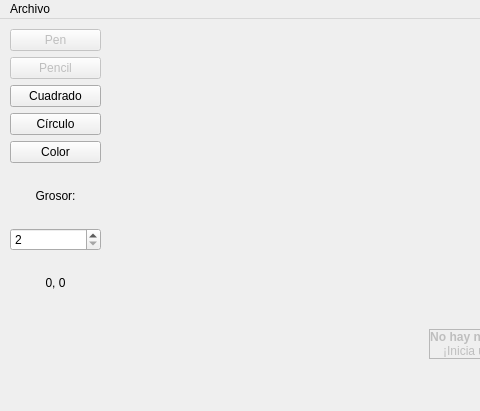
Dcastroe10/Proyecto_2_Datos_II, file PaintPlusPlus/mainwindow.ui: the form before one commit; both pictures show x 0 to 480 and y 0 to 411 of the 932 by 693 pixel window.
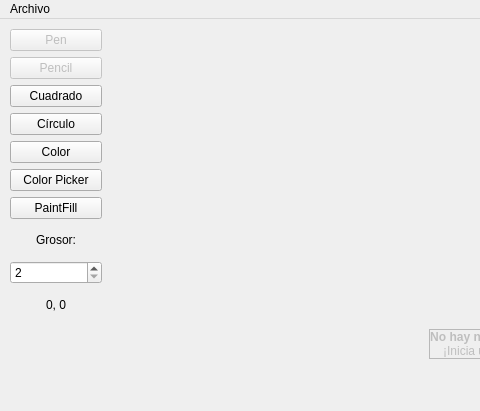
The form after the commit. Custom widgets are drawn as their Qt base class.

Commit message: Color picker, bfs

```diff
--- a/PaintPlusPlus/mainwindow.ui
+++ b/PaintPlusPlus/mainwindow.ui
@@ -63,25 +63,18 @@
      <rect>
       <x>10</x>
       <y>10</y>
-      <width>91</width>
-      <height>280</height>
+      <width>92</width>
+      <height>291</height>
      </rect>
     </property>
     <layout class="QGridLayout" name="gridLayout_2">
-     <item row="1" column="1">
-      <widget class="QPushButton" name="pencilButton">
-       <property name="enabled">
-        <bool>false</bool>
-       </property>
+     <item row="7" column="1">
+      <widget class="QLabel" name="label">
        <property name="text">
-        <string>Pencil</string>
+        <string>Grosor:</string>
        </property>
-      </widget>
-     </item>
-     <item row="2" column="1">
-      <widget class="QPushButton" name="squareButton">
-       <property name="text">
-        <string>Cuadrado</string>
+       <property name="alignment">
+        <set>Qt::AlignCenter</set>
        </property>
       </widget>
      </item>
@@ -92,37 +85,24 @@
        </property>
       </widget>
      </item>
-     <item row="0" column="1">
-      <widget class="QPushButton" name="penButton">
+     <item row="1" column="1">
+      <widget class="QPushButton" name="pencilButton">
        <property name="enabled">
         <bool>false</bool>
        </property>
        <property name="text">
-        <string>Pen</string>
-       </property>
-      </widget>
-     </item>
-     <item row="8" column="1">
-      <widget class="QLabel" name="mouseLocationLabel">
-       <property name="text">
-        <string>0, 0</string>
-       </property>
-       <property name="alignment">
-        <set>Qt::AlignCenter</set>
+        <string>Pencil</string>
        </property>
       </widget>
      </item>
      <item row="5" column="1">
-      <widget class="QLabel" name="label">
+      <widget class="QPushButton" name="colorPickerButton">
        <property name="text">
-        <string>Grosor:</string>
-       </property>
-       <property name="alignment">
-        <set>Qt::AlignCenter</set>
+        <string>Color Picker</string>
        </property>
       </widget>
      </item>
-     <item row="6" column="1">
+     <item row="8" column="1">
       <widget class="QSpinBox" name="spinBox">
        <property name="minimum">
         <number>2</number>
@@ -135,6 +115,23 @@
        </property>
       </widget>
      </item>
+     <item row="0" column="1">
+      <widget class="QPushButton" name="penButton">
+       <property name="enabled">
+        <bool>false</bool>
+       </property>
+       <property name="text">
+        <string>Pen</string>
+       </property>
+      </widget>
+     </item>
+     <item row="2" column="1">
+      <widget class="QPushButton" name="squareButton">
+       <property name="text">
+        <string>Cuadrado</string>
+       </property>
+      </widget>
+     </item>
      <item row="3" column="1">
       <widget class="QPushButton" name="circle_Button">
        <property name="text">
@@ -142,6 +139,23 @@
        </property>
       </widget>
      </item>
+     <item row="10" column="1">
+      <widget class="QLabel" name="mouseLocationLabel">
+       <property name="text">
+        <string>0, 0</string>
+       </property>
+       <property name="alignment">
+        <set>Qt::AlignCenter</set>
+       </property>
+      </widget>
+     </item>
+     <item row="6" column="1">
+      <widget class="QPushButton" name="paintFillButton">
+       <property name="text">
+        <string>PaintFill</string>
+       </property>
+      </widget>
+     </item>
     </layout>
    </widget>
    <widget class="QPushButton" name="pushButton">
@@ -177,7 +191,7 @@
      <x>0</x>
      <y>0</y>
      <width>932</width>
-     <height>27</height>
+     <height>22</height>
     </rect>
    </property>
    <widget class="QMenu" name="menuArchivo">
```
The commit also changes 21 other files.
